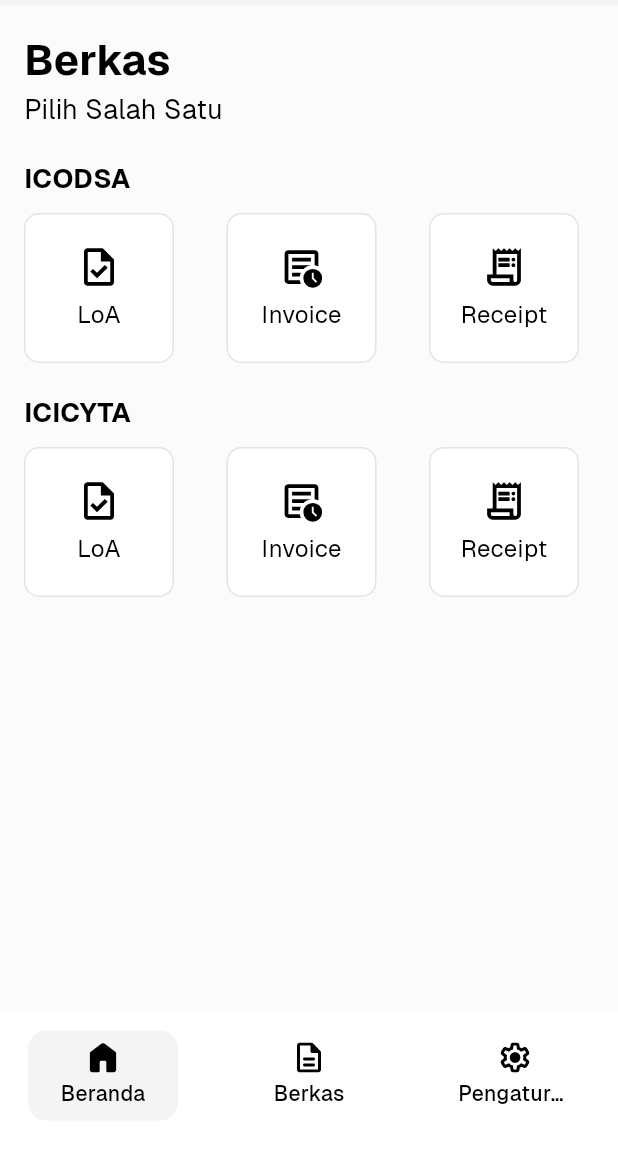
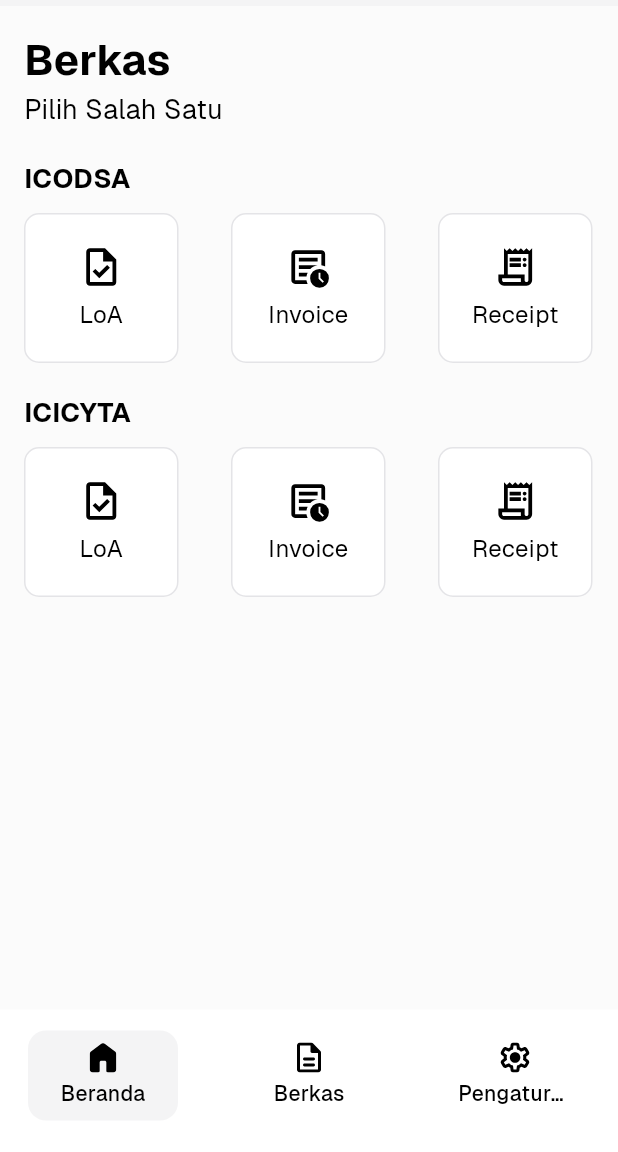
Before and after one commit to MuhammadYaumil1212/SummitDocs, a Flutter app: the screen it shows after launch, swiped to page 2, on a phone screen of 412 x 824 dp, the part 84-1236 px from its top. Run offline on Flutter 3.47's test engine with Material 3 defaults, Android fonts, the phone set to English and light mode, and no system bars; our stand-ins replace bloc, dartz, dio, equatable, flutter_bloc, flutter_svg and 5 more; accounts and stored records are empty; project files that could hold a hidden picture were left out.

Commit message:
adjusting size

```diff
--- a/lib/Presentations/files/widgets/feature_card.dart
+++ b/lib/Presentations/files/widgets/feature_card.dart
@@ -19,7 +19,7 @@ class Featurecard extends StatelessWidget {
     return GestureDetector(
       onTap: onClick,
       child: Container(
-        width: 100,
+        width: 103,
         height: 80,
         decoration: BoxDecoration(
             borderRadius: BorderRadius.all(
```
